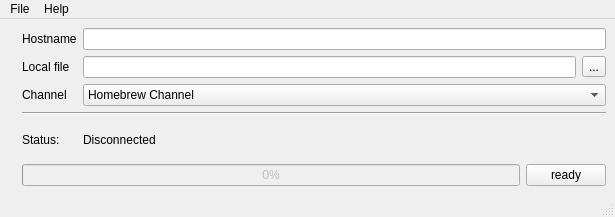
This is development/forms/mainform.ui in dev-0x7C6/qwiiload as Qt 5 draws it before an edit. The edited form follows.
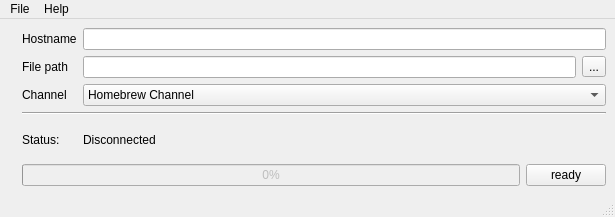
This is the edited form. Icons and pictures are not drawn.

```diff
--- a/development/forms/mainform.ui
+++ b/development/forms/mainform.ui
@@ -50,7 +50,7 @@
       <item row="1" column="0" >
        <widget class="QLabel" name="label_7" >
         <property name="text" >
-         <string>Local file</string>
+         <string>File path</string>
         </property>
        </widget>
       </item>
```
Left out of the diff: 21 changed lines with no effect on the pictures.
